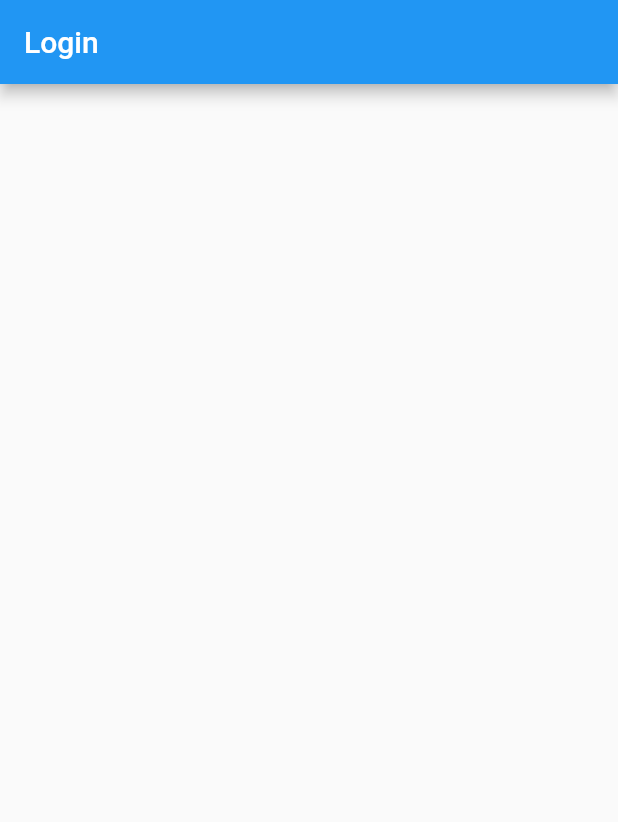
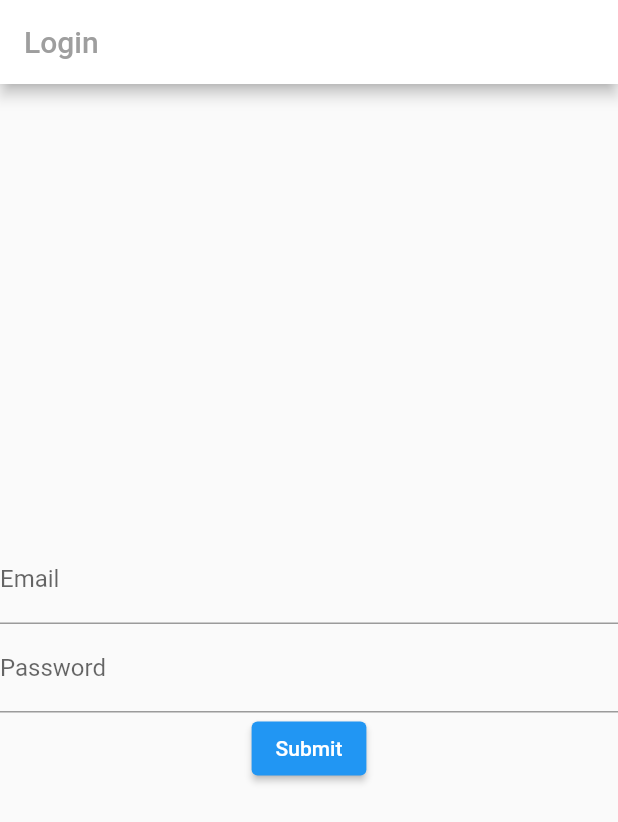
Before and after one commit to pardeep5516/log_form, a Flutter app: the screen it shows after launch, on a phone screen of 412 x 824 dp. Shown: the top 822 px of the screen. Run offline on Flutter 3.47's test engine with Material 2 defaults, Android fonts, the light colour scheme and no system bars.

Commit message:
some changes

```diff
--- a/lib/src/app.dart
+++ b/lib/src/app.dart
@@ -1,4 +1,5 @@
 import 'package:flutter/material.dart';
+import 'package:log_app/src/widgets/login_form_widget.dart';
 
 class App extends StatelessWidget {
   const App({super.key});
@@ -8,8 +9,15 @@ class App extends StatelessWidget {
     return MaterialApp(
       home: Scaffold(
         appBar: AppBar(
-          title: const Text("Login"),
+          backgroundColor: Colors.white,
+          title: const Text(
+            "Login",
+            style: TextStyle(
+              color: Colors.grey,
+            ),
+          ),
         ),
+        body: const LoginForm(),
       ),
     );
   }
--- /dev/null
+++ b/lib/src/widgets/login_form_widget.dart
@@ -0,0 +1,32 @@
+import 'package:flutter/material.dart';
+
+class LoginForm extends StatelessWidget {
+  const LoginForm({Key? key}) : super(key: key);
+
+  @override
+  Widget build(BuildContext context) {
+    return Form(
+      child: Column(
+        mainAxisAlignment: MainAxisAlignment.center,
+        children: [
+          TextFormField(
+            decoration: const InputDecoration(
+              hintText: "xyz@mail.com",
+              labelText: "Email",
+            ),
+          ),
+          TextFormField(
+            decoration: const InputDecoration(
+              hintText: String.fromEnvironment("Password"),
+              labelText: "Password",
+            ),
+          ),
+          ElevatedButton(
+            onPressed: () {},
+            child: const Text("Submit"),
+          ),
+        ],
+      ),
+    );
+  }
+}
```
